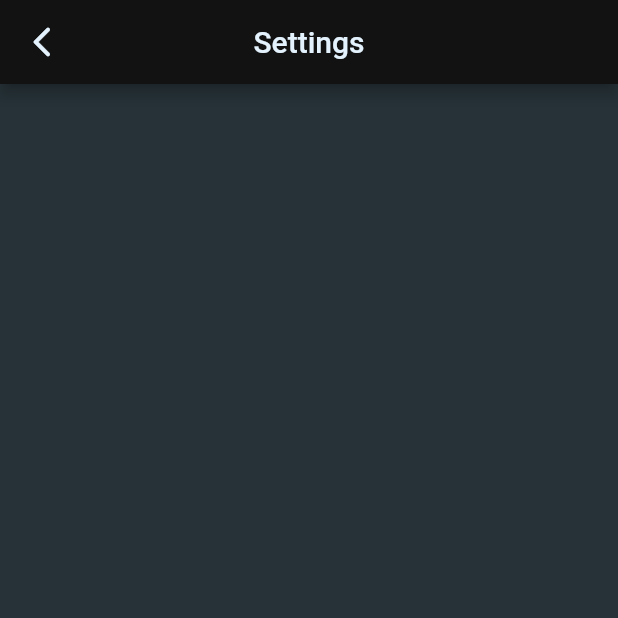
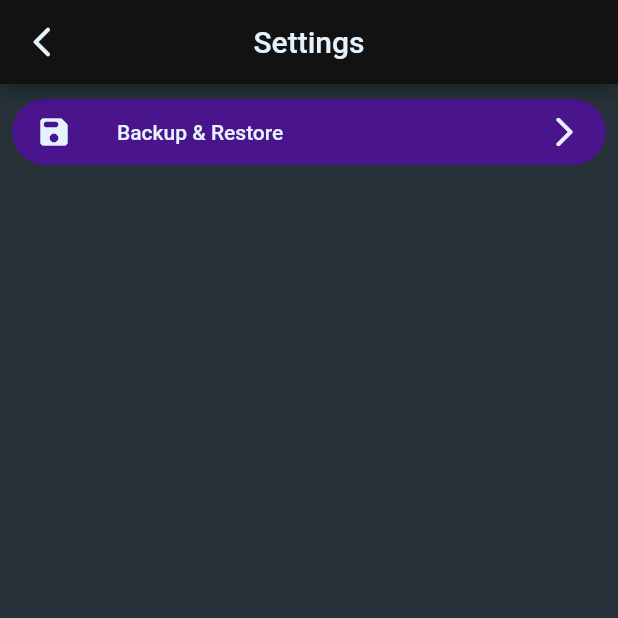
Before and after one commit to GlitterWare/Passy, a Flutter app: the SettingsScreen screen opened by its route, on a phone screen of 412 x 824 dp, the top half of it. Run offline on Flutter 3.47's test engine with Material 2 defaults, Android fonts, the phone set to English and light mode, and no system bars; our stand-ins replace flutter_svg, qr_flutter, universal_io; missing offline and left inert: encrypt, flutter_barcode_scanner, otp; project files that could hold a hidden picture were left out.

Commit message:
Backup and Restore screen declared

```diff
--- a/lib/main.dart
+++ b/lib/main.dart
@@ -1,4 +1,5 @@
 import 'package:flutter/material.dart';
+import 'package:passy/screens/backup_and_restore_screen.dart';
 
 import 'common/theme.dart';
 import 'screens/add_account_screen.dart';
@@ -39,6 +40,8 @@ class Passy extends StatelessWidget {
       navigatorKey: navigatorKey,
       routes: {
         AddAccountScreen.routeName: (context) => const AddAccountScreen(),
+        BackupAndRestoreScreen.routeName: (context) =>
+            const BackupAndRestoreScreen(),
         ConnectScreen.routeName: (context) => const ConnectScreen(),
         EditCustomFieldScreen.routeName: (context) =>
             const EditCustomFieldScreen(),
--- a/lib/screens/settings_screen.dart
+++ b/lib/screens/settings_screen.dart
@@ -1,4 +1,6 @@
 import 'package:flutter/material.dart';
+import 'package:passy/screens/backup_and_restore_screen.dart';
+import 'package:passy/widgets/elevated_iconed_button.dart';
 import 'package:passy/widgets/passy_back_button.dart';
 
 class SettingsScreen extends StatefulWidget {
@@ -19,6 +21,15 @@ class _SettingsScreen extends State<SettingsScreen> {
         title: const Text('Settings'),
         centerTitle: true,
       ),
+      body: ListView(children: [
+        ElevatedIconedButton(
+          body: const Text('Backup & Restore'),
+          leftIcon: const Icon(Icons.save_rounded),
+          rightIcon: const Icon(Icons.arrow_forward_ios_rounded),
+          onPressed: () =>
+              Navigator.pushNamed(context, BackupAndRestoreScreen.routeName),
+        ),
+      ]),
     );
   }
 }
```
Also changed, not shown: lib/screens/backup_and_restore_screen.dart (added, +39 -0 lines).
